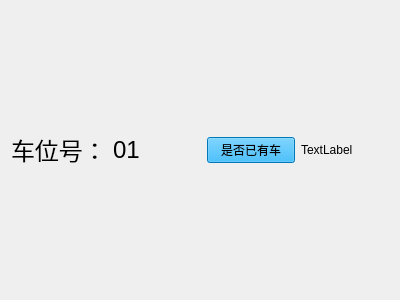
This is carport.ui in Lxnoob/Lx as Qt 5 draws it before an edit. The edited form follows.
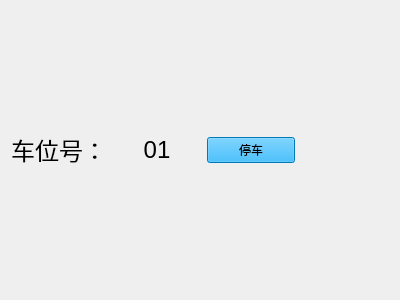
This is the edited form.

Commit message: 添加了停车功能

What changed in the file:
```diff
--- a/carport.ui
+++ b/carport.ui
@@ -27,6 +27,9 @@
        <property name="text">
         <string>车位号：</string>
        </property>
+       <property name="alignment">
+        <set>Qt::AlignCenter</set>
+       </property>
       </widget>
      </item>
      <item row="0" column="1">
@@ -39,6 +42,9 @@
        <property name="text">
         <string>01</string>
        </property>
+       <property name="alignment">
+        <set>Qt::AlignCenter</set>
+       </property>
       </widget>
      </item>
      <item row="0" column="2">
@@ -47,14 +53,17 @@
         <string notr="true">background-color: rgb(0, 170, 255);</string>
        </property>
        <property name="text">
-        <string>是否已有车</string>
+        <string>停车</string>
        </property>
       </widget>
      </item>
      <item row="0" column="3">
       <widget class="QLabel" name="labelCardId">
        <property name="text">
-        <string>TextLabel</string>
+        <string/>
+       </property>
+       <property name="alignment">
+        <set>Qt::AlignCenter</set>
        </property>
       </widget>
      </item>
```
The commit also changes 8 other files.
